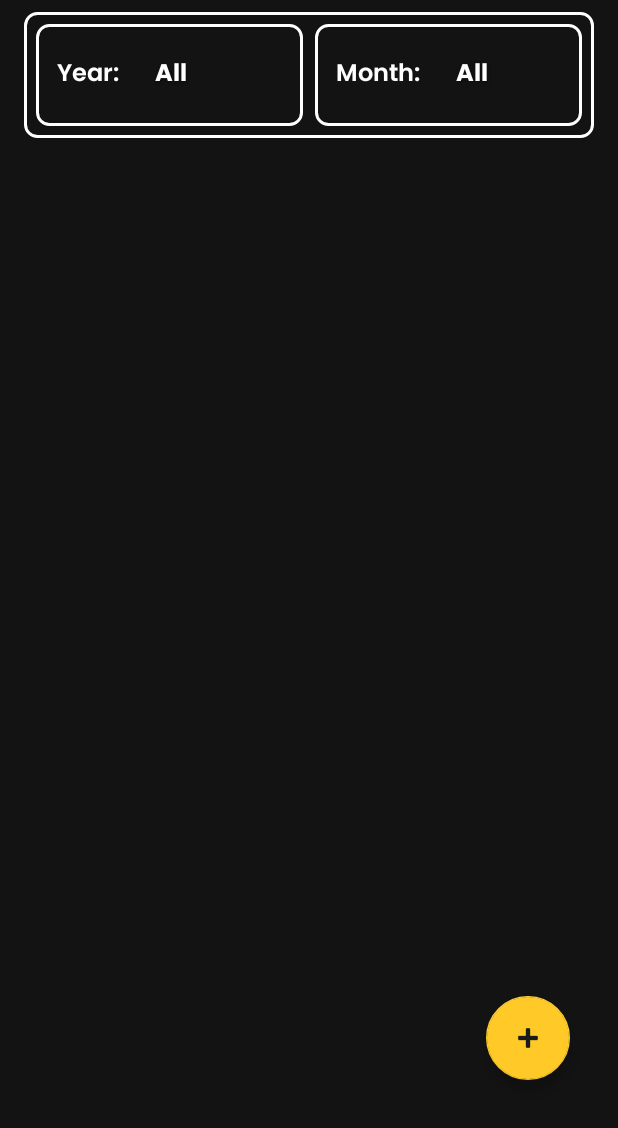
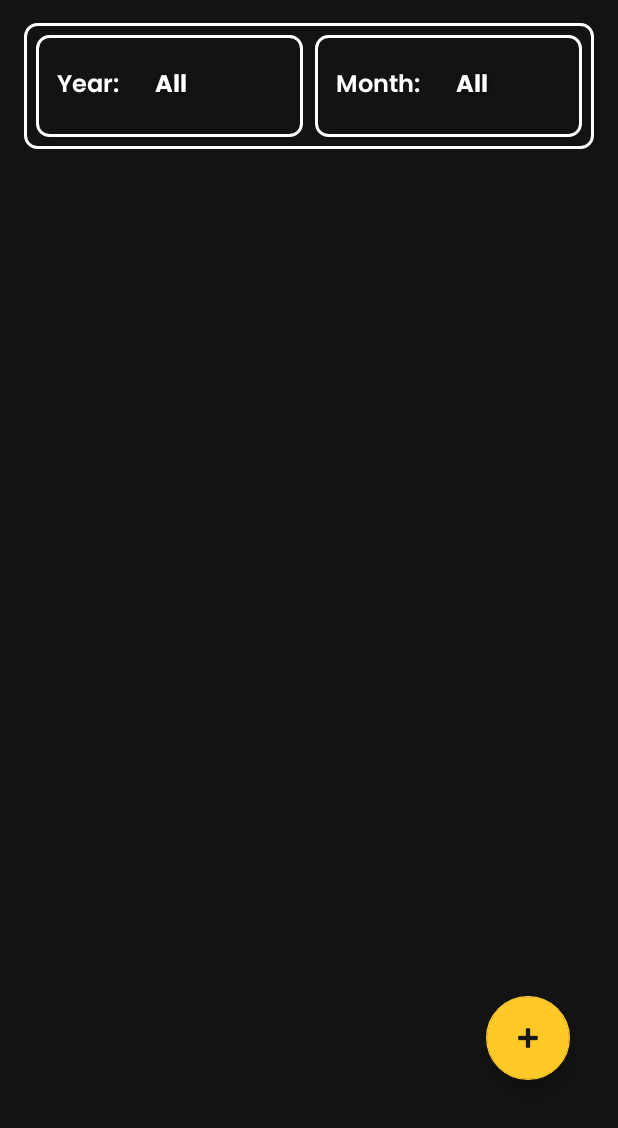
Before and after one commit to zahura0/Budget_Mate, an Android app: the screen it shows after launch (MainActivity), on a phone screen of 412 x 824 dp, the part 108-1236 px from its top. Run offline under Robolectric (Android 15) with nearby library versions, the phone set to English and light mode, and no system bars.

Commit message:
update new

```diff
--- a/app/src/main/java/com/example/act3test/AddTransactionActivity.kt
+++ b/app/src/main/java/com/example/act3test/AddTransactionActivity.kt
@@ -67,7 +67,7 @@ class AddTransactionActivity : AppCompatActivity() {
             }
         }
 
-        // Function to update backgrounds based on selected type
+        // Function to update backgrounds on selected type
         fun updateBackgrounds(isExpense: Boolean) {
             val colorRes = if (isExpense) R.color.expense_border else R.color.income_border
             val borderColor = ContextCompat.getColor(this, colorRes)
--- a/app/src/main/res/layout/activity_main.xml
+++ b/app/src/main/res/layout/activity_main.xml
@@ -37,7 +37,7 @@
         android:layout_width="0dp"
         android:layout_height="wrap_content"
         android:orientation="horizontal"
-        android:layout_marginTop="8dp"
+        android:layout_marginTop="15dp"
         android:background="@drawable/border_white_rounded"
         android:padding="8dp"
         app:layout_constraintTop_toBottomOf="@id/toolbar"
```
